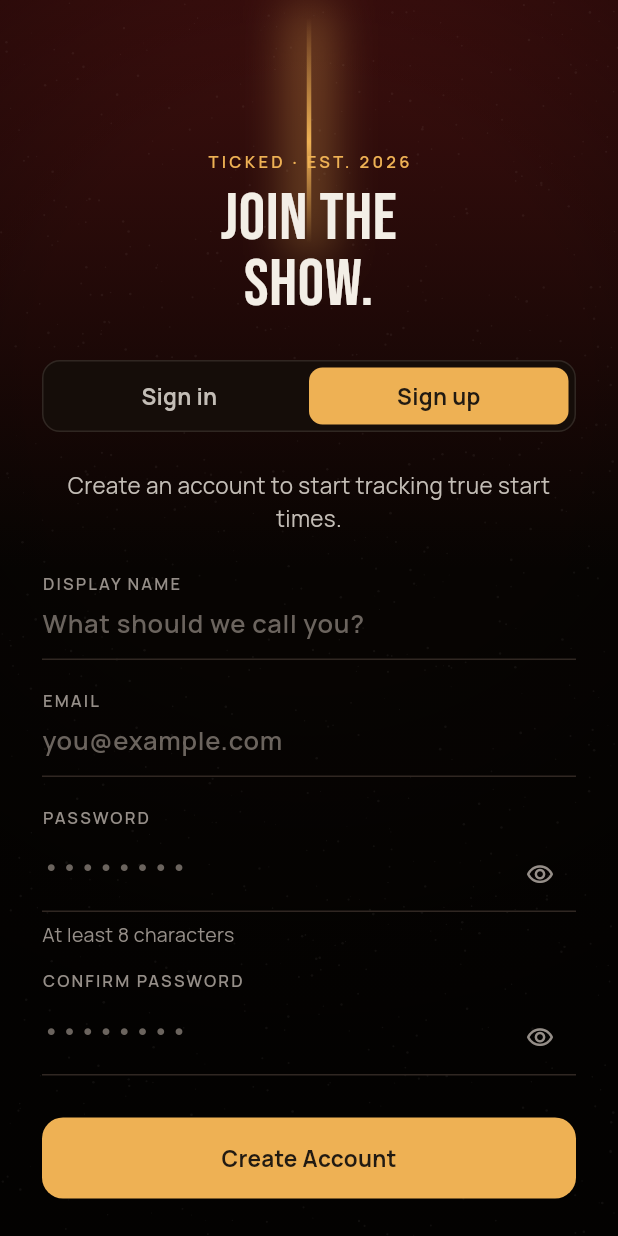
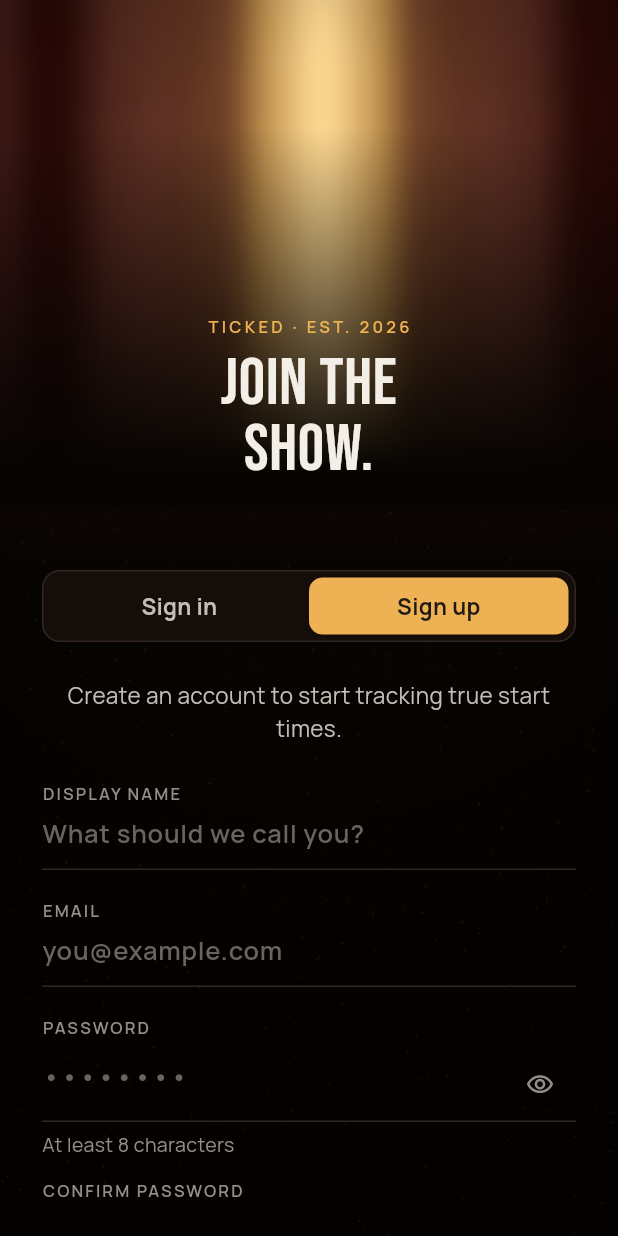
Before and after one commit to LatifaManeea/FinalProject, a Flutter app: the screen it shows after launch, after a tap on "Sign up", on a phone screen of 412 x 824 dp. Run offline on Flutter 3.47's test engine with Material 3 defaults, Android fonts, the phone set to English and light mode, and no system bars; our stand-ins replace flutter_dotenv, google_fonts, image_picker, supabase_flutter; accounts and stored records are empty.

Commit message:
fixed log-in and sign-in

```diff
--- a/lib/screens/auth/sign_in_screen.dart
+++ b/lib/screens/auth/sign_in_screen.dart
@@ -88,13 +88,17 @@ class _SignInScreenState extends State<SignInScreen> {
     return Scaffold(
       backgroundColor: AppColors.bg,
       body: VignetteBackdrop(
+        child: Column(
+          children: [
+            const AuthHero(headline: ['WELCOME', 'BACK.']),
+            Expanded(
               child: SafeArea(
+                top: false,
                 child: SingleChildScrollView(
                   padding: const EdgeInsets.fromLTRB(28, 12, 28, 32),
                   child: Column(
                     crossAxisAlignment: CrossAxisAlignment.stretch,
                     children: [
-                const AuthHero(headline: ['WELCOME', 'BACK.']),
                       const SizedBox(height: 28),
                       AuthModeToggle(
                         isSignIn: true,
@@ -179,6 +183,10 @@ class _SignInScreenState extends State<SignInScreen> {
                           Expanded(
                             child: TickedSecondaryButton(
                               label: 'Google',
+                              leading: Text(
+                                'G',
+                                style: AppTypography.label.copyWith(color: AppColors.textPrimary, fontSize: 16),
+                              ),
                               onPressed: _isLoading ? null : () {},
                             ),
                           ),
@@ -195,6 +203,9 @@ class _SignInScreenState extends State<SignInScreen> {
                 ),
               ),
             ),
+          ],
+        ),
+      ),
     );
   }
 }
--- a/lib/screens/auth/sign_up_screen.dart
+++ b/lib/screens/auth/sign_up_screen.dart
@@ -97,13 +97,17 @@ class _SignUpScreenState extends State<SignUpScreen> {
     return Scaffold(
       backgroundColor: AppColors.bg,
       body: VignetteBackdrop(
+        child: Column(
+          children: [
+            const AuthHero(headline: ['JOIN THE', 'SHOW.']),
+            Expanded(
               child: SafeArea(
+                top: false,
                 child: SingleChildScrollView(
                   padding: const EdgeInsets.fromLTRB(28, 12, 28, 32),
                   child: Column(
                     crossAxisAlignment: CrossAxisAlignment.stretch,
                     children: [
-                const AuthHero(headline: ['JOIN THE', 'SHOW.']),
                       const SizedBox(height: 28),
                       AuthModeToggle(
                         isSignIn: false,
@@ -191,6 +195,10 @@ class _SignUpScreenState extends State<SignUpScreen> {
                           Expanded(
                             child: TickedSecondaryButton(
                               label: 'Google',
+                              leading: Text(
+                                'G',
+                                style: AppTypography.label.copyWith(color: AppColors.textPrimary, fontSize: 16),
+                              ),
                               onPressed: _isLoading ? null : () {},
                             ),
                           ),
@@ -207,6 +215,9 @@ class _SignUpScreenState extends State<SignUpScreen> {
                 ),
               ),
             ),
+          ],
+        ),
+      ),
     );
   }
 }
--- a/lib/widgets/auth_hero.dart
+++ b/lib/widgets/auth_hero.dart
@@ -3,34 +3,56 @@ import 'package:flutter/material.dart';
 import '../constants/app_colors.dart';
 import '../constants/app_typography.dart';
 
-/// Cinematic top-of-screen hero for the auth flow: a vertical beam of
-/// gold light — "the lit screen" half of the palette's own tagline,
-/// made literal — behind an eyebrow line and a bold two-line
-/// statement that differs between Sign In and Sign Up.
+/// Cinematic top-of-screen hero for the auth flow: a soft, blurred
+/// crop of the real app photo — a vertical beam of gold light, "the
+/// lit screen" half of the palette's own tagline, made literal —
+/// full-bleed behind an eyebrow line and a bold two-line statement
+/// that differs between Sign In and Sign Up.
+///
+/// This uses `auth_hero_bg.png`, a pre-blurred, edge-trimmed derivative
+/// of `app_logo.png` (see `assets/images/`), not the crisp icon file
+/// itself — the icon's own rounded-corner card edges showed through as
+/// a visible rectangle when used directly as a background, which read
+/// as "a photo pasted in" rather than ambient light. Regenerate it by
+/// cropping ~16% off each side of `app_logo.png`, upscaling, and
+/// applying a heavy Gaussian blur if the source photo ever changes.
 ///
 /// Deliberately separate from [BrandHeader]: that widget is the
 /// compact wordmark used on Forgot Password / Check Email, and this
 /// one is the bigger, screen-specific moment at the top of the two
 /// primary auth screens.
 class AuthHero extends StatelessWidget {
-  const AuthHero({super.key, required this.headline, this.eyebrow = 'TICKED · EST. 2026'});
+  const AuthHero({super.key, required this.headline, this.eyebrow = 'TICKED · EST. 2026', this.height = 340});
 
   /// One or two short lines, rendered in [AppTypography.displayLarge].
   final List<String> headline;
   final String eyebrow;
+  final double height;
 
   @override
   Widget build(BuildContext context) {
     return SizedBox(
-      height: 200,
+      height: height,
+      width: double.infinity,
       child: Stack(
-        alignment: Alignment.bottomCenter,
+        fit: StackFit.expand,
         children: [
-          const _LightBeam(),
+          Image.asset('assets/images/auth_hero_bg.png', fit: BoxFit.cover),
+          // Bottom-up vignette so the copy sits on solid dark, not the photo.
+          const DecoratedBox(
+            decoration: BoxDecoration(
+              gradient: LinearGradient(
+                begin: Alignment.topCenter,
+                end: Alignment.bottomCenter,
+                colors: [Colors.transparent, AppColors.bg],
+                stops: [0.25, 0.92],
+              ),
+            ),
+          ),
           Positioned(
             left: 0,
             right: 0,
-            bottom: 0,
+            bottom: 18,
             child: Column(
               mainAxisSize: MainAxisSize.min,
               children: [
@@ -56,35 +78,3 @@ class AuthHero extends StatelessWidget {
     );
   }
 }
-
-/// The thin vertical column of gold light behind the headline.
-class _LightBeam extends StatelessWidget {
-  const _LightBeam();
-
-  @override
-  Widget build(BuildContext context) {
-    return Align(
-      alignment: Alignment.topCenter,
-      child: Container(
-        width: 3,
-        height: 150,
-        decoration: BoxDecoration(
-          borderRadius: BorderRadius.circular(2),
-          gradient: LinearGradient(
-            begin: Alignment.topCenter,
-            end: Alignment.bottomCenter,
-            colors: [
-              AppColors.gold.withOpacity(0),
-              AppColors.gold,
-              AppColors.gold.withOpacity(0),
-            ],
-            stops: const [0.0, 0.55, 1.0],
-          ),
-          boxShadow: [
-            BoxShadow(color: AppColors.gold.withOpacity(0.55), blurRadius: 28, spreadRadius: 8),
-          ],
-        ),
-      ),
-    );
-  }
-}
--- a/lib/widgets/ticked_button.dart
+++ b/lib/widgets/ticked_button.dart
@@ -67,11 +67,23 @@ class _TickedPrimaryButtonState extends State<TickedPrimaryButton> {
 /// Secondary CTA — outlined, low-emphasis actions like "Continue with
 /// Apple".
 class TickedSecondaryButton extends StatelessWidget {
-  const TickedSecondaryButton({super.key, required this.label, required this.onPressed, this.icon});
+  const TickedSecondaryButton({
+    super.key,
+    required this.label,
+    required this.onPressed,
+    this.icon,
+    this.leading,
+  });
 
   final String label;
   final VoidCallback? onPressed;
   final IconData? icon;
+
+  /// Custom leading glyph, used instead of [icon] when the mark isn't a
+  /// plain [IconData] (e.g. the "G" letterform standing in for the
+  /// Google mark, keeping the app's one-accent-hue rule rather than
+  /// pulling in Google's brand colors).
+  final Widget? leading;
 
   @override
   Widget build(BuildContext context) {
@@ -88,7 +100,10 @@ class TickedSecondaryButton extends StatelessWidget {
         child: Row(
           mainAxisAlignment: MainAxisAlignment.center,
           children: [
-            if (icon != null) ...[
+            if (leading != null) ...[
+              leading!,
+              const SizedBox(width: 8),
+            ] else if (icon != null) ...[
               Icon(icon, size: 18, color: AppColors.textPrimary),
               const SizedBox(width: 8),
             ],
```
Also changed, not shown: assets/images/app_logo.png (added), assets/images/auth_hero_bg.png (added). Lines whose indentation alone changed are shown as unchanged.
